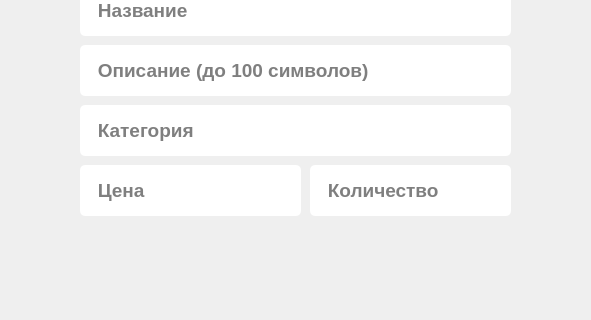
gotovkk/QtMarket, file source/menu/addproduct.ui: the form before one commit; both pictures show x 120 to 711 and y 125 to 445 of the 804 by 608 pixel window.
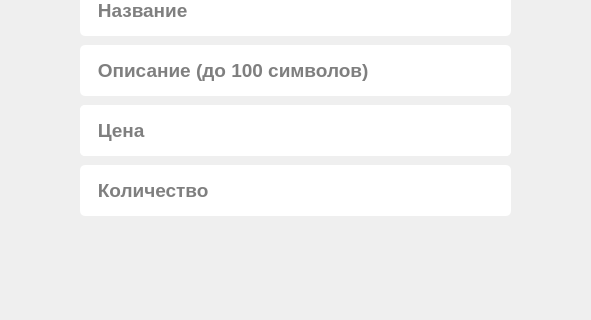
The form after the commit. Icons and pictures are not drawn.

The edit to the form file:
```diff
--- a/source/menu/addproduct.ui
+++ b/source/menu/addproduct.ui
@@ -66,9 +66,9 @@
   <widget class="QLineEdit" name="lineEditAmount">
    <property name="geometry">
     <rect>
-     <x>430</x>
+     <x>200</x>
      <y>290</y>
-     <width>201</width>
+     <width>431</width>
      <height>51</height>
     </rect>
    </property>
@@ -166,8 +166,8 @@
    <property name="geometry">
     <rect>
      <x>200</x>
-     <y>290</y>
-     <width>221</width>
+     <y>230</y>
+     <width>431</width>
      <height>51</height>
     </rect>
    </property>
```
Left out of the diff: 9 changed lines with no effect on the pictures.
